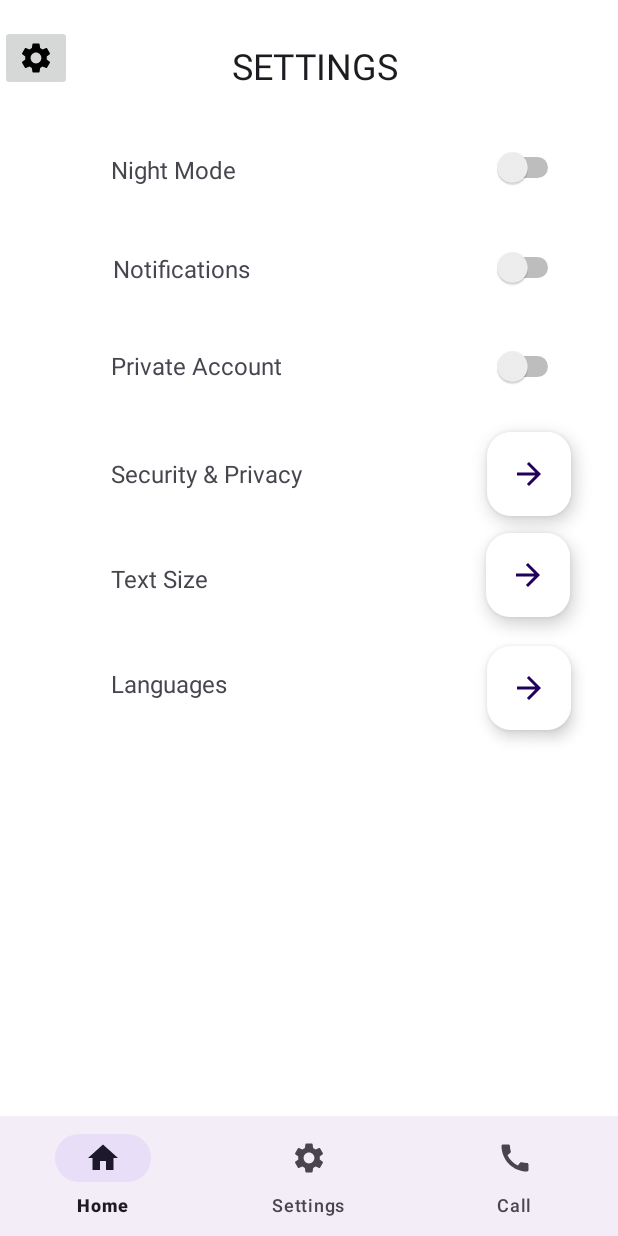
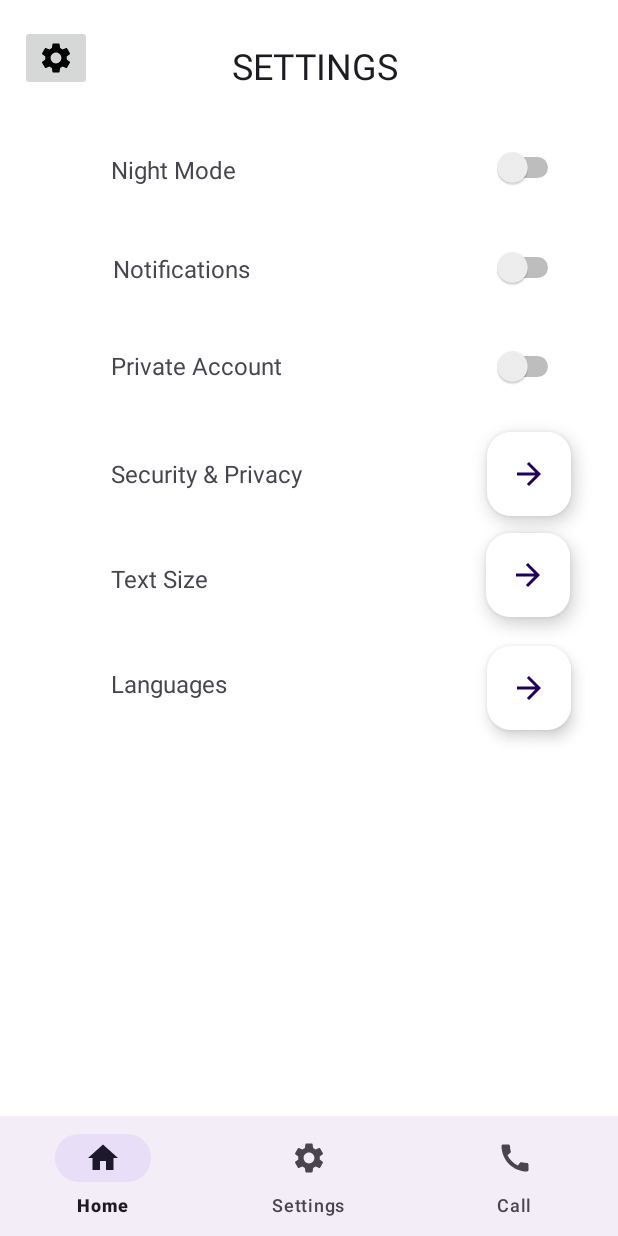
Before and after one commit to JubaX6/ResQTechAid_Ignition_Hacks_2023, an Android app: the fragment SettingsFragment placed in its activity, on a phone screen of 412 x 824 dp. Run offline under Robolectric (Android 15) with nearby library versions, the phone set to English and light mode, and no system bars.

Commit message:
settings update

```diff
--- a/app/src/main/res/layout/fragment_settings.xml
+++ b/app/src/main/res/layout/fragment_settings.xml
@@ -226,6 +226,7 @@
         android:layout_height="wrap_content"
         android:src="@drawable/baseline_settings_24"
         app:layout_constraintBottom_toTopOf="@+id/guideline9"
+        app:layout_constraintEnd_toStartOf="@+id/guideline17"
         app:layout_constraintStart_toStartOf="parent"
         app:layout_constraintTop_toTopOf="parent" />
 
```
